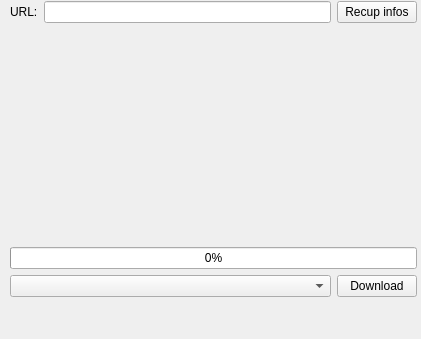
First picture: the form in ui/main_window.ui, repository DinohRatiarisandy/yt-downloader, before the edit.
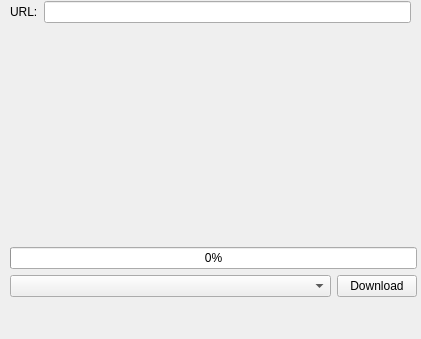
Second picture: the form after the edit.

Commit message: feat: when url is fill, proccess to fetch info

Patch:
```diff
--- a/ui/main_window.ui
+++ b/ui/main_window.ui
@@ -53,13 +53,6 @@
        </item>
       </layout>
      </item>
-     <item row="0" column="1">
-      <widget class="QPushButton" name="btn_fetch">
-       <property name="text">
-        <string>Recup infos</string>
-       </property>
-      </widget>
-     </item>
      <item row="2" column="0" colspan="2">
       <layout class="QGridLayout" name="gridLayout_3">
        <item row="2" column="0">
```
Left out of the diff: 3 changed lines with no effect on the pictures. The commit also changes 2 other files.
